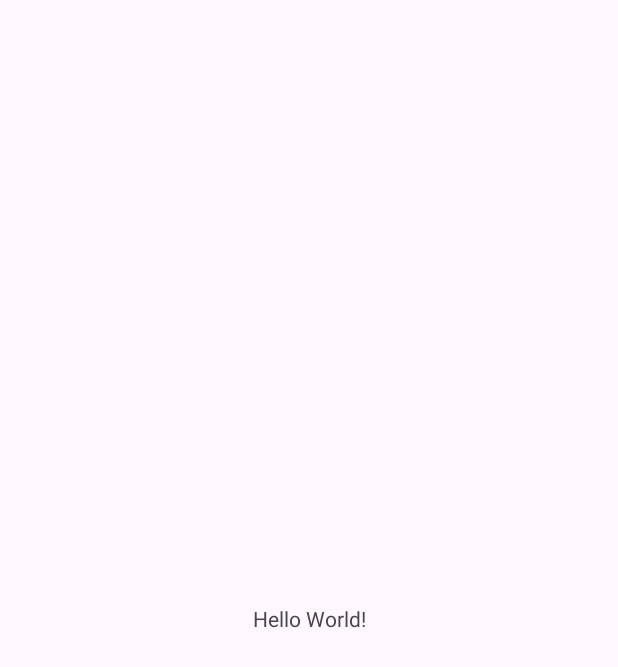
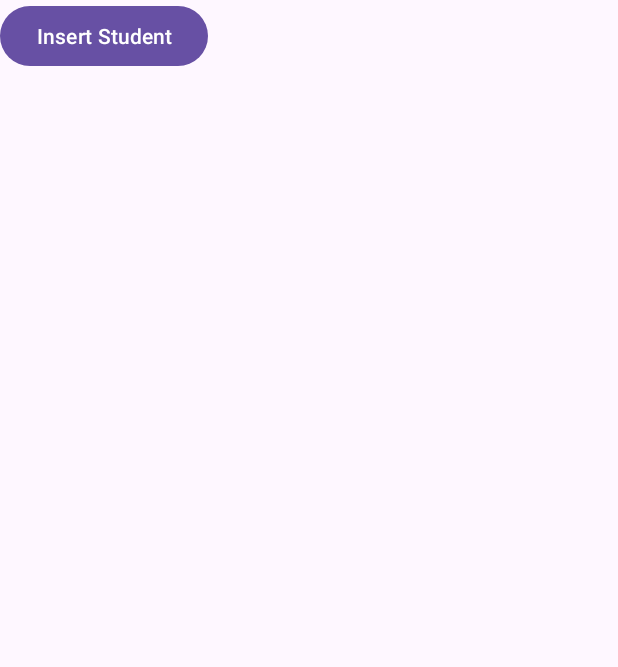
Before and after one commit to FrolovIlia/NoteRoom, an Android app: the screen it shows after launch (MainActivity), on a phone screen of 412 x 824 dp. Before the commit the part shown is almost empty. Shown: the top 667 px of the screen. Run offline under Robolectric (Android 15) with nearby library versions, the phone set to English and light mode, and no system bars.

Commit message:
Второй подготовительный урок. Научился писать в базу данных.

```diff
--- a/app/src/main/java/com/example/noteroom/DBHandler.kt
+++ b/app/src/main/java/com/example/noteroom/DBHandler.kt
@@ -3,8 +3,7 @@ package com.example.noteroom
 import android.content.Context
 import androidx.room.Room
 
-class DBHandler {
-
+object DBHandler {
     fun getDB(context: Context): StudentDB{
 
         return Room.databaseBuilder(context, StudentDB::class.java, "StudentDB").allowMainThreadQueries().build()
--- a/app/src/main/java/com/example/noteroom/StudentDao.kt
+++ b/app/src/main/java/com/example/noteroom/StudentDao.kt
@@ -2,12 +2,13 @@ package com.example.noteroom
 
 import androidx.room.Dao
 import androidx.room.Insert
+import androidx.room.OnConflictStrategy
 import androidx.room.Query
 
 @Dao
 interface StudentDao {
 
-    @Insert
+    @Insert(onConflict = OnConflictStrategy.IGNORE)
     fun insertStudent(studentTable: StudentTable)
 
     @Query("SELECT * FROM 'StudentTable'")
--- a/app/src/main/java/com/example/noteroom/StudentTable.kt
+++ b/app/src/main/java/com/example/noteroom/StudentTable.kt
@@ -4,9 +4,9 @@ import androidx.room.Entity
 import androidx.room.PrimaryKey
 
 @Entity
-data class StudentTable (
-    var name: String.Companion,
+data class StudentTable(
+    var name: String,
     var email: String,
     @PrimaryKey(autoGenerate = true)
-    var id: Int = 0
+    var id: Int
 )
--- a/app/src/main/res/layout/activity_main.xml
+++ b/app/src/main/res/layout/activity_main.xml
@@ -1,18 +1,17 @@
 <?xml version="1.0" encoding="utf-8"?>
-<androidx.constraintlayout.widget.ConstraintLayout
+<LinearLayout
     xmlns:android="http://schemas.android.com/apk/res/android"
     xmlns:tools="http://schemas.android.com/tools"
     xmlns:app="http://schemas.android.com/apk/res-auto"
     android:layout_width="match_parent"
     android:layout_height="match_parent"
     tools:context=".MainActivity">
-    <TextView
-      android:layout_width="wrap_content"
-      android:layout_height="wrap_content"
-      android:text="Hello World!"
-      app:layout_constraintBottom_toBottomOf="parent"
-      app:layout_constraintStart_toStartOf="parent"
-      app:layout_constraintEnd_toEndOf="parent"
-      app:layout_constraintTop_toTopOf="parent" />
 
-  </androidx.constraintlayout.widget.ConstraintLayout>
+    <Button
+        android:layout_width="wrap_content"
+        android:layout_height="wrap_content"
+        android:text="Insert Student"
+        android:id="@+id/btn_insertion"/>
+
+
+  </LinearLayout>
```
Also changed, not shown: app/src/main/java/com/example/noteroom/MainActivity.kt (+20 -0 lines).
